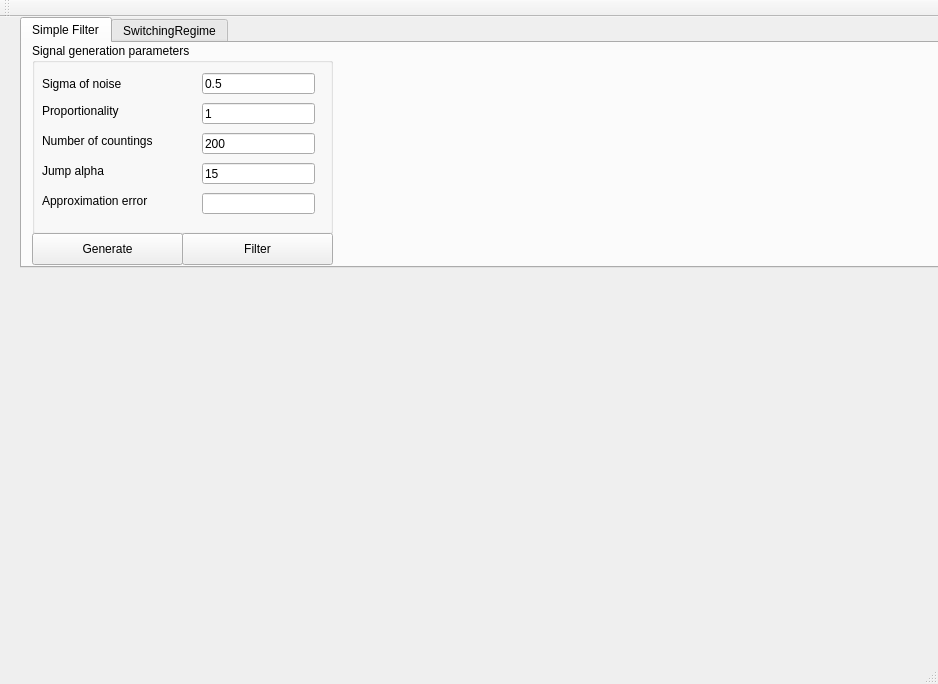
First picture: the form in mainwindow.ui, repository ilyamisyura/filtrationcomplex, before the edit.
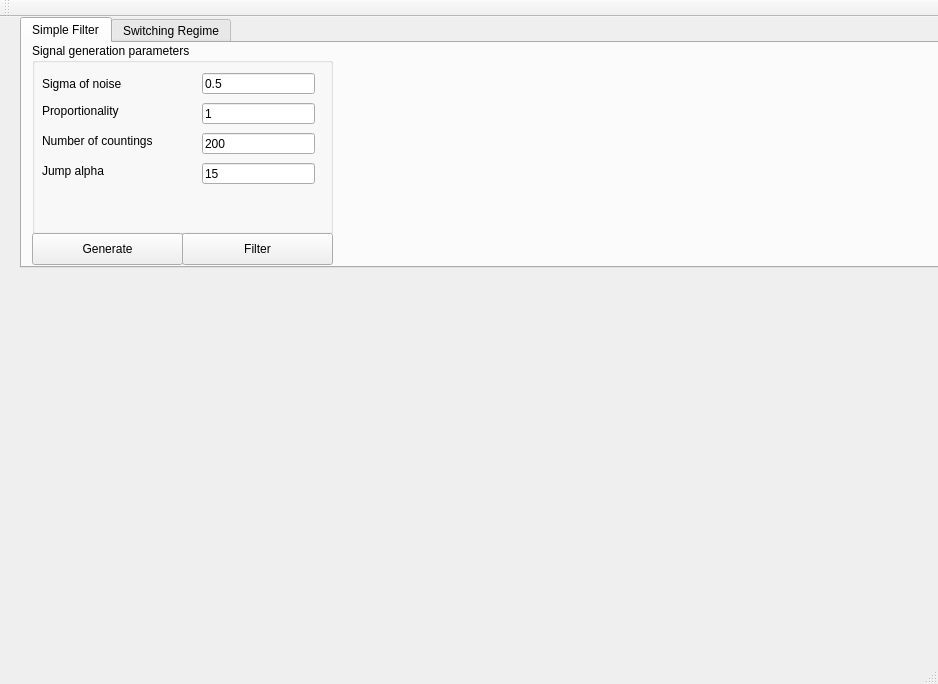
Second picture: the form after the edit. The open tabs and pages were chosen to show the change. Custom widgets are drawn as their Qt base class.

Patch:
```diff
--- a/mainwindow.ui
+++ b/mainwindow.ui
@@ -158,35 +158,6 @@
         <string>15</string>
        </property>
       </widget>
-      <widget class="QLabel" name="label_13">
-       <property name="geometry">
-        <rect>
-         <x>10</x>
-         <y>150</y>
-         <width>151</width>
-         <height>16</height>
-        </rect>
-       </property>
-       <property name="text">
-        <string>Approximation error</string>
-       </property>
-      </widget>
-      <widget class="QLineEdit" name="approximationErrorLine">
-       <property name="geometry">
-        <rect>
-         <x>170</x>
-         <y>150</y>
-         <width>113</width>
-         <height>21</height>
-        </rect>
-       </property>
-       <property name="cursor">
-        <cursorShape>IBeamCursor</cursorShape>
-       </property>
-       <property name="readOnly">
-        <bool>true</bool>
-       </property>
-      </widget>
      </widget>
      <widget class="QPushButton" name="simpleGeneratorButton">
       <property name="geometry">
@@ -217,7 +188,7 @@
     </widget>
     <widget class="QWidget" name="tab_2">
      <attribute name="title">
-      <string>SwitchingRegime</string>
+      <string>Switching Regime</string>
      </attribute>
      <widget class="QGroupBox" name="switchingRegimeGroupbox">
       <property name="geometry">
```
Left out of the diff: 4 changed lines with no effect on the pictures.
